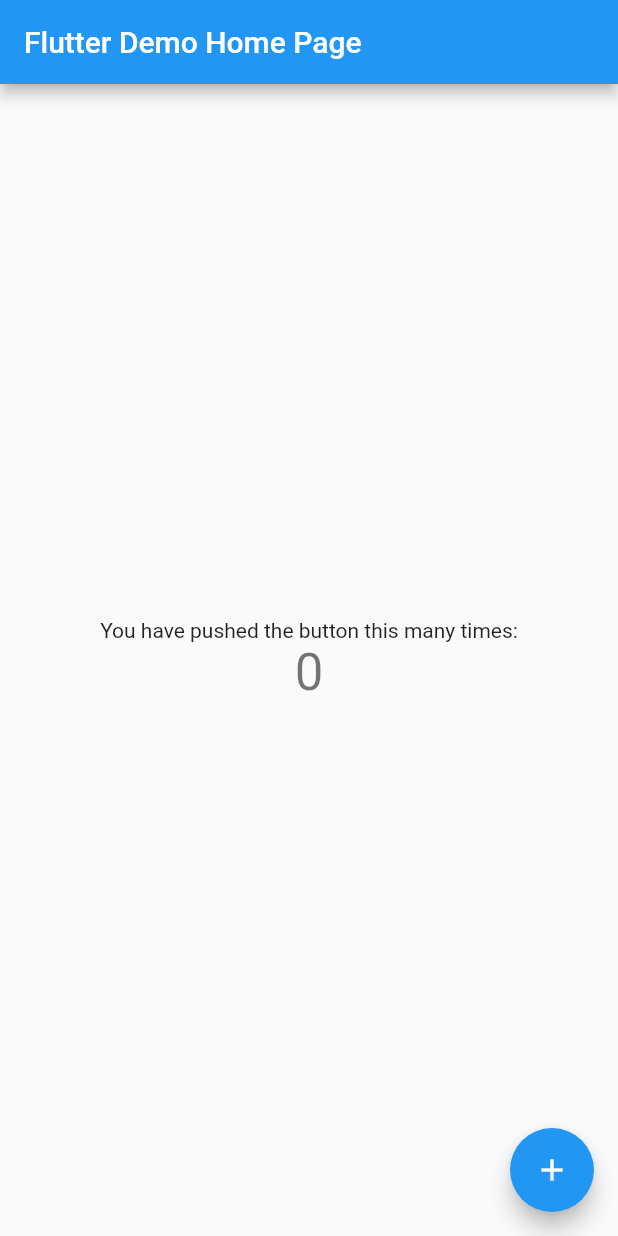
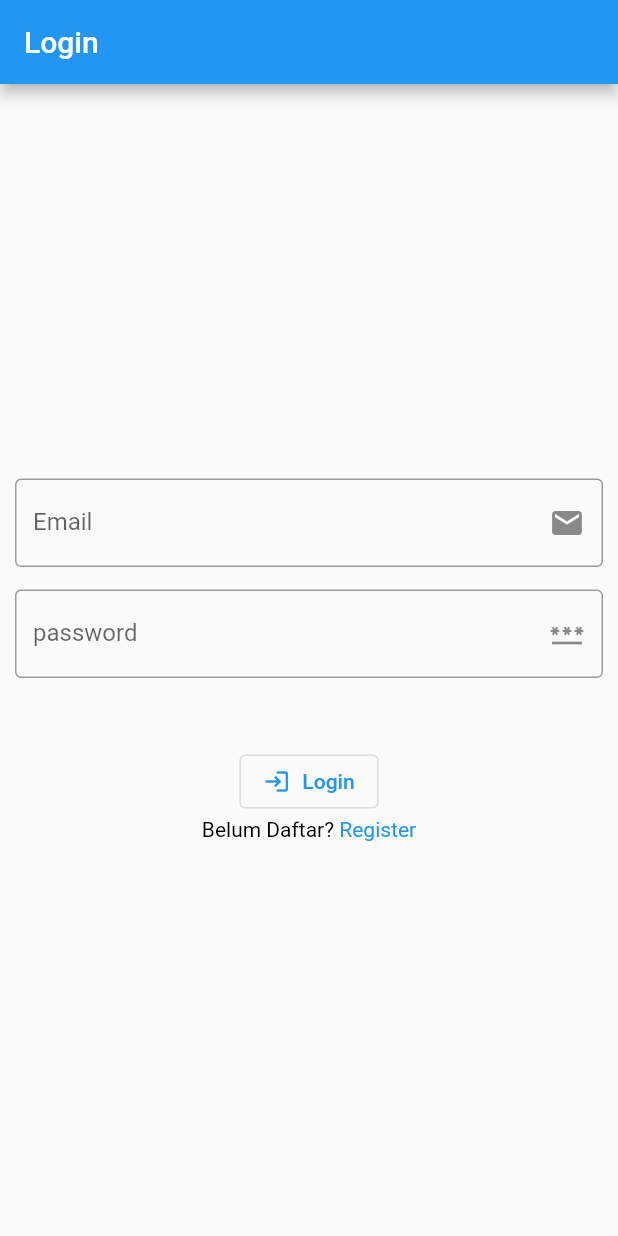
Before and after one commit to JelangA/flutter_app, a Flutter app: the screen it shows after launch, on a phone screen of 412 x 824 dp. Run offline on Flutter 3.47's test engine with Material 2 defaults, Android fonts, the phone set to English and light mode, and no system bars.

```diff
--- a/login/lib/main.dart
+++ b/login/lib/main.dart
@@ -1,115 +1,30 @@
+// ignore_for_file: prefer_const_constructors
+
 import 'package:flutter/material.dart';
+import 'package:login/garbage/auth_page.dart';
+import 'package:login/page/login_page.dart';
+import 'package:login/providers/auth.dart';
+import 'package:provider/provider.dart';
 
 void main() {
-  runApp(const MyApp());
+  runApp(MyApp());
 }
 
 class MyApp extends StatelessWidget {
   const MyApp({Key? key}) : super(key: key);
 
-  // This widget is the root of your application.
   @override
   Widget build(BuildContext context) {
-    return MaterialApp(
-      title: 'Flutter Demo',
-      theme: ThemeData(
-        // This is the theme of your application.
-        //
-        // Try running your application with "flutter run". You'll see the
-        // application has a blue toolbar. Then, without quitting the app, try
-        // changing the primarySwatch below to Colors.green and then invoke
-        // "hot reload" (press "r" in the console where you ran "flutter run",
-        // or simply save your changes to "hot reload" in a Flutter IDE).
-        // Notice that the counter didn't reset back to zero; the application
-        // is not restarted.
-        primarySwatch: Colors.blue,
+    return MultiProvider(
+      providers: [
+        ChangeNotifierProvider(
+          create: (ctx) => Auth(),
+        ),
+      ],
+      builder: (context, child) => MaterialApp(
+        debugShowCheckedModeBanner: false,
+        home: LoginPage(),
       ),
-      home: const MyHomePage(title: 'Flutter Demo Home Page'),
     );
   }
 }
-
-class MyHomePage extends StatefulWidget {
-  const MyHomePage({Key? key, required this.title}) : super(key: key);
-
-  // This widget is the home page of your application. It is stateful, meaning
-  // that it has a State object (defined below) that contains fields that affect
-  // how it looks.
-
-  // This class is the configuration for the state. It holds the values (in this
-  // case the title) provided by the parent (in this case the App widget) and
-  // used by the build method of the State. Fields in a Widget subclass are
-  // always marked "final".
-
-  final String title;
-
-  @override
-  State<MyHomePage> createState() => _MyHomePageState();
-}
-
-class _MyHomePageState extends State<MyHomePage> {
-  int _counter = 0;
-
-  void _incrementCounter() {
-    setState(() {
-      // This call to setState tells the Flutter framework that something has
-      // changed in this State, which causes it to rerun the build method below
-      // so that the display can reflect the updated values. If we changed
-      // _counter without calling setState(), then the build method would not be
-      // called again, and so nothing would appear to happen.
-      _counter++;
-    });
-  }
-
-  @override
-  Widget build(BuildContext context) {
-    // This method is rerun every time setState is called, for instance as done
-    // by the _incrementCounter method above.
-    //
-    // The Flutter framework has been optimized to make rerunning build methods
-    // fast, so that you can just rebuild anything that needs updating rather
-    // than having to individually change instances of widgets.
-    return Scaffold(
-      appBar: AppBar(
-        // Here we take the value from the MyHomePage object that was created by
-        // the App.build method, and use it to set our appbar title.
-        title: Text(widget.title),
-      ),
-      body: Center(
-        // Center is a layout widget. It takes a single child and positions it
-        // in the middle of the parent.
-        child: Column(
-          // Column is also a layout widget. It takes a list of children and
-          // arranges them vertically. By default, it sizes itself to fit its
-          // children horizontally, and tries to be as tall as its parent.
-          //
-          // Invoke "debug painting" (press "p" in the console, choose the
-          // "Toggle Debug Paint" action from the Flutter Inspector in Android
-          // Studio, or the "Toggle Debug Paint" command in Visual Studio Code)
-          // to see the wireframe for each widget.
-          //
-          // Column has various properties to control how it sizes itself and
-          // how it positions its children. Here we use mainAxisAlignment to
-          // center the children vertically; the main axis here is the vertical
-          // axis because Columns are vertical (the cross axis would be
-          // horizontal).
-          mainAxisAlignment: MainAxisAlignment.center,
-          children: <Widget>[
-            const Text(
-              'You have pushed the button this many times:',
-            ),
-            Text(
-              '$_counter',
-              style: Theme.of(context).textTheme.headline4,
-            ),
-          ],
-        ),
-      ),
-      floatingActionButton: FloatingActionButton(
-        onPressed: _incrementCounter,
-        tooltip: 'Increment',
-        child: const Icon(Icons.add),
-      ), // This trailing comma makes auto-formatting nicer for build methods.
-    );
-  }
-}
--- /dev/null
+++ b/login/lib/page/login_page.dart
@@ -0,0 +1,112 @@
+// ignore_for_file: prefer_const_constructors, use_build_context_synchronously
+
+import 'package:flutter/gestures.dart';
+import 'package:flutter/material.dart';
+import 'package:login/page/home_page.dart';
+import 'package:login/page/register_page.dart';
+import 'package:http/http.dart' as http;
+
+class LoginPage extends StatefulWidget {
+  const LoginPage({Key? key}) : super(key: key);
+
+  @override
+  State<LoginPage> createState() => _LoginPageState();
+}
+
+class _LoginPageState extends State<LoginPage> {
+  Future<void> login() async {
+    if (passContrloller.text.isNotEmpty && emailController.text.isNotEmpty) {
+      var response = await http.post(Uri.parse("https://reqres.in/api/login"),
+          body: ({
+            'email': emailController.text.toString(),
+            'password': passContrloller.text.toString()
+          }));
+      if (response.statusCode == 200) {
+        Navigator.push(
+            context, MaterialPageRoute(builder: (context) => homePage()));
+        print(response.body);
+      } else {
+        ScaffoldMessenger.of(context)
+            .showSnackBar(SnackBar(content: Text("invalid")));
+      }
+    } else {
+      ScaffoldMessenger.of(context)
+          .showSnackBar(SnackBar(content: Text("isi data")));
+    }
+  }
+
+  var emailController = TextEditingController();
+  var passContrloller = TextEditingController();
+
+  @override
+  Widget build(BuildContext context) {
+    return Scaffold(
+      appBar: AppBar(title: Text("Login")),
+      body: Padding(
+        padding: const EdgeInsets.all(10.0),
+        child: SafeArea(
+            child: Center(
+          child: Column(
+            mainAxisAlignment: MainAxisAlignment.center,
+            children: [
+              TextFormField(
+                controller: emailController,
+                decoration: InputDecoration(
+                    labelText: "Email",
+                    border: OutlineInputBorder(),
+                    suffixIcon: Icon(Icons.email)),
+              ),
+              SizedBox(
+                height: 15,
+              ),
+              TextFormField(
+                controller: passContrloller,
+                obscureText: true,
+                decoration: InputDecoration(
+                    labelText: "password",
+                    border: OutlineInputBorder(),
+                    suffixIcon: Icon(Icons.password)),
+              ),
+              SizedBox(
+                height: 45,
+              ),
+              OutlinedButton.icon(
+                  onPressed: () {
+                    login();
+                  },
+                  icon: Icon(
+                    Icons.login,
+                    size: 18,
+                  ),
+                  label: Text("Login")),
+              RichText(
+                text: TextSpan(children: [
+                  TextSpan(
+                    text: 'Belum Daftar? ',
+                    style: TextStyle(
+                      color: Colors.black,
+                    ),
+                  ),
+                  TextSpan(
+                      text: 'Register',
+                      style: TextStyle(
+                        color: Colors.blue,
+                      ),
+                      recognizer: TapGestureRecognizer()
+                        ..onTap = () {
+                          //get register page into object
+                          Navigator.push(
+                            context,
+                            MaterialPageRoute(
+                                builder: (context) => RegisterPage()),
+                          );
+                        }),
+                ]),
+              ),
+            ],
+          ),
+        )),
+      ),
+    );
+  }
+}
--- /dev/null
+++ b/login/lib/provider/auth.dart
@@ -0,0 +1 @@
+import 'package:http/http.dart' as http;
--- a/login/lib/providers/auth.dart
+++ b/login/lib/providers/auth.dart
@@ -5,7 +5,20 @@ import 'package:http/http.dart' as http;
 
 class Auth with ChangeNotifier{
 
+  void signin(String email, String password) async {
+
+    Uri url = Uri.parse("https://reqres.in/api/users?page=2");
+
+    var response = await http.post(url, body: jsonEncode({
+      "email": email,
+      "password":password,
+    }));
+
+    print(json.decode(response.body));
+  }
+
   signup(String name, String email, String password, String cPassword) async {
+
     Uri url = Uri.parse("http://127.0.0.1:8000/api/register");
 
     var response = await http.post(url, body: jsonEncode({
--- a/login/pubspec.yaml
+++ b/login/pubspec.yaml
@@ -35,6 +35,7 @@ dependencies:
   # Use with the CupertinoIcons class for iOS style icons.
   cupertino_icons: ^1.0.2
   http: ^0.13.5
+  provider: ^6.0.3
 
 dev_dependencies:
   flutter_test:
```
Also changed, not shown: login/lib/garbage/auth_page.dart (added, +220 -0 lines), login/lib/page/auth_page.dart (deleted, +0 -71 lines), login/lib/page/home_page.dart (added, +14 -0 lines), login/lib/page/register_page.dart (+57 -24 lines), login/pubspec.lock.
